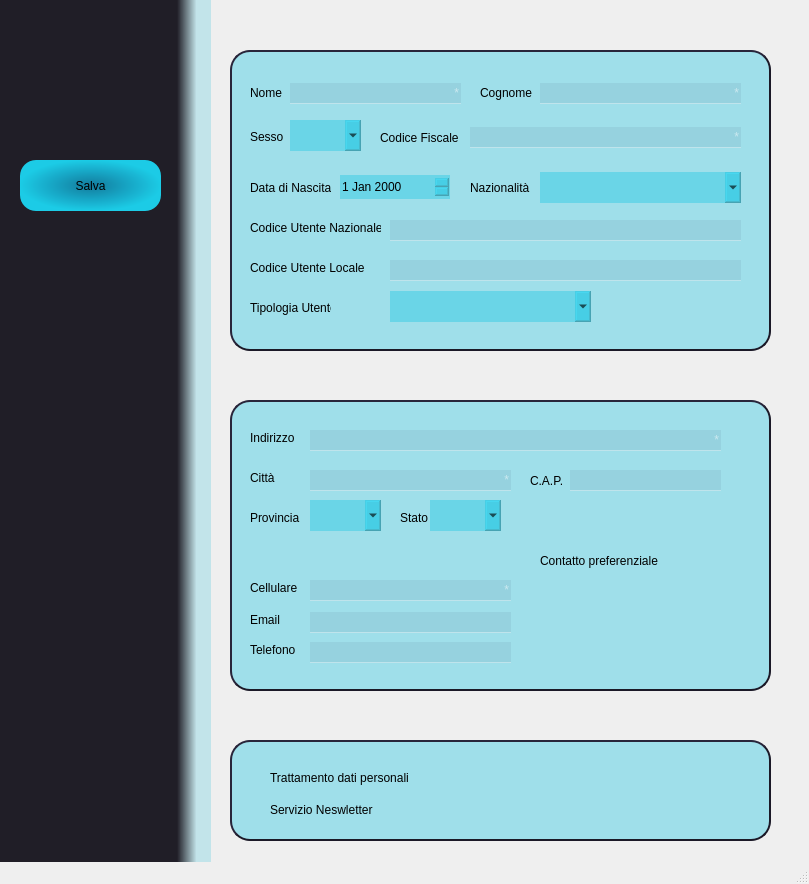
Before: the Qt Designer form designer/New User View/NewUserView.ui in begbaj/babelib, drawn with Qt 5.
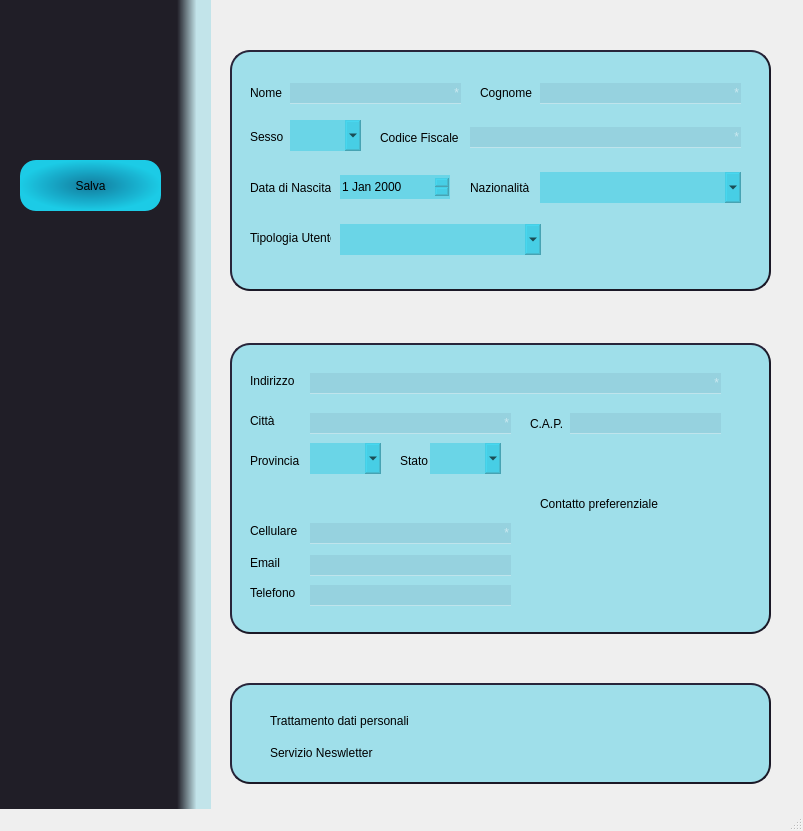
After: the same form once the commit is applied. Icons and pictures are not drawn.

The edit to the form file:
```diff
--- a/designer/New User View/NewUserView.ui
+++ b/designer/New User View/NewUserView.ui
@@ -6,8 +6,8 @@
    <rect>
     <x>0</x>
     <y>0</y>
-    <width>809</width>
-    <height>884</height>
+    <width>803</width>
+    <height>831</height>
    </rect>
   </property>
   <property name="windowTitle">
@@ -68,7 +68,7 @@
      <property name="geometry">
       <rect>
        <x>60</x>
-       <y>760</y>
+       <y>710</y>
        <width>71</width>
        <height>51</height>
       </rect>
@@ -124,7 +124,7 @@
       <x>230</x>
       <y>50</y>
       <width>541</width>
-      <height>301</height>
+      <height>241</height>
      </rect>
     </property>
     <property name="minimumSize">
@@ -358,92 +358,6 @@
       <string>*</string>
      </property>
     </widget>
-    <widget class="QLabel" name="typeLabel_2">
-     <property name="geometry">
-      <rect>
-       <x>20</x>
-       <y>170</y>
-       <width>131</width>
-       <height>16</height>
-      </rect>
-     </property>
-     <property name="styleSheet">
-      <string notr="true">font: 75 bold 11pt &quot;Arial&quot;;
-border:none;
-background-color:none;</string>
-     </property>
-     <property name="text">
-      <string>Codice Utente Nazionale</string>
-     </property>
-    </widget>
-    <widget class="QLabel" name="typeLabel_3">
-     <property name="geometry">
-      <rect>
-       <x>20</x>
-       <y>210</y>
-       <width>131</width>
-       <height>16</height>
-      </rect>
-     </property>
-     <property name="styleSheet">
-      <string notr="true">font: 75 bold 11pt &quot;Arial&quot;;
-border:none;
-background-color:none;</string>
-     </property>
-     <property name="text">
-      <string>Codice Utente Locale</string>
-     </property>
-    </widget>
-    <widget class="QLineEdit" name="nameField_5">
-     <property name="geometry">
-      <rect>
-       <x>160</x>
-       <y>170</y>
-       <width>351</width>
-       <height>21</height>
-      </rect>
-     </property>
-     <property name="styleSheet">
-      <string notr="true">border:none;
-background-color: rgba(23, 28, 78, 17);
-color:rgb(255, 255, 255);
-font: 14pt &quot;Source Code Pro for Powerline&quot;;
-border:none;
-border-bottom: 1px solid rgba(255, 255, 255, 100);
-</string>
-     </property>
-     <property name="readOnly">
-      <bool>false</bool>
-     </property>
-     <property name="placeholderText">
-      <string/>
-     </property>
-    </widget>
-    <widget class="QLineEdit" name="nameField_6">
-     <property name="geometry">
-      <rect>
-       <x>160</x>
-       <y>210</y>
-       <width>351</width>
-       <height>21</height>
-      </rect>
-     </property>
-     <property name="styleSheet">
-      <string notr="true">border:none;
-background-color: rgba(23, 28, 78, 17);
-color:rgb(255, 255, 255);
-font: 14pt &quot;Source Code Pro for Powerline&quot;;
-border:none;
-border-bottom: 1px solid rgba(255, 255, 255, 100);
-</string>
-     </property>
-     <property name="readOnly">
-      <bool>false</bool>
-     </property>
-     <property name="placeholderText">
-      <string/>
-     </property>
-    </widget>
     <widget class="QLabel" name="positionLabel_3">
      <property name="geometry">
       <rect>
@@ -580,7 +494,7 @@
      <property name="geometry">
       <rect>
        <x>20</x>
-       <y>250</y>
+       <y>180</y>
        <width>81</width>
        <height>16</height>
       </rect>
@@ -597,8 +511,8 @@
     <widget class="QComboBox" name="usertypeBox">
      <property name="geometry">
       <rect>
-       <x>160</x>
-       <y>241</y>
+       <x>110</x>
+       <y>174</y>
        <width>201</width>
        <height>31</height>
       </rect>
@@ -618,7 +532,7 @@
     <property name="geometry">
      <rect>
       <x>230</x>
-      <y>400</y>
+      <y>343</y>
       <width>541</width>
       <height>291</height>
      </rect>
@@ -1060,7 +974,7 @@
     <property name="geometry">
      <rect>
       <x>230</x>
-      <y>740</y>
+      <y>683</y>
       <width>541</width>
       <height>101</height>
      </rect>
@@ -1128,7 +1042,7 @@
     <property name="geometry">
      <rect>
       <x>250</x>
-      <y>710</y>
+      <y>653</y>
       <width>51</width>
       <height>51</height>
      </rect>
@@ -1154,7 +1068,7 @@
     <property name="geometry">
      <rect>
       <x>250</x>
-      <y>377</y>
+      <y>320</y>
       <width>41</width>
       <height>41</height>
      </rect>
```
Left out of the diff: 2 changed lines with no effect on the pictures.
